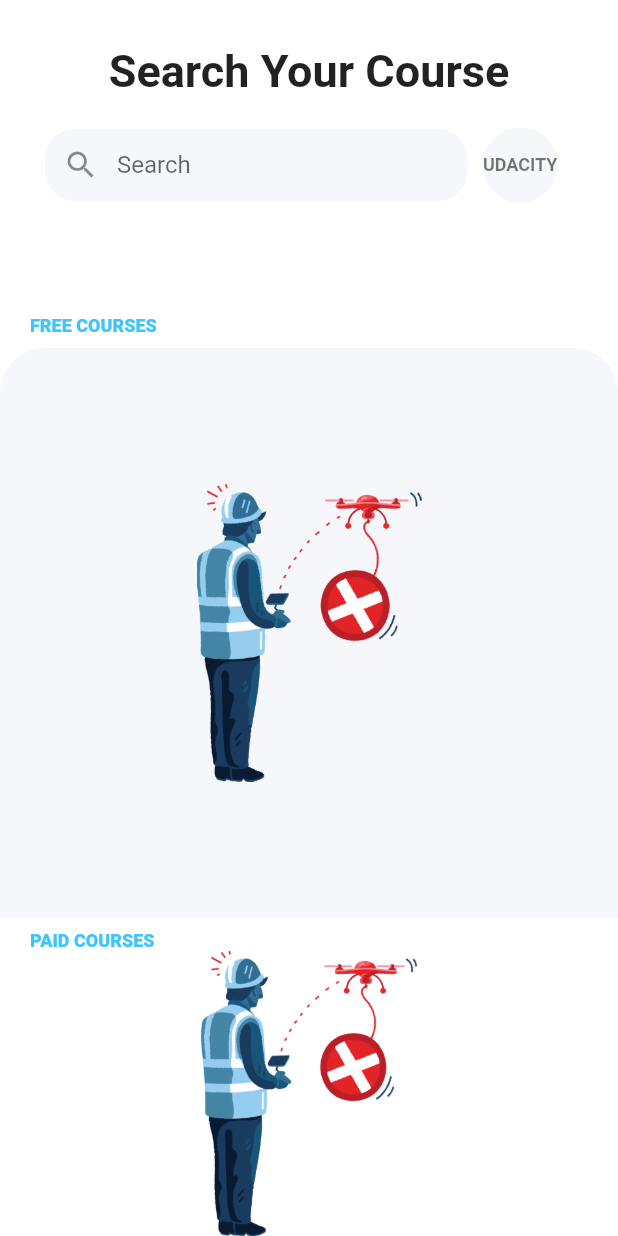
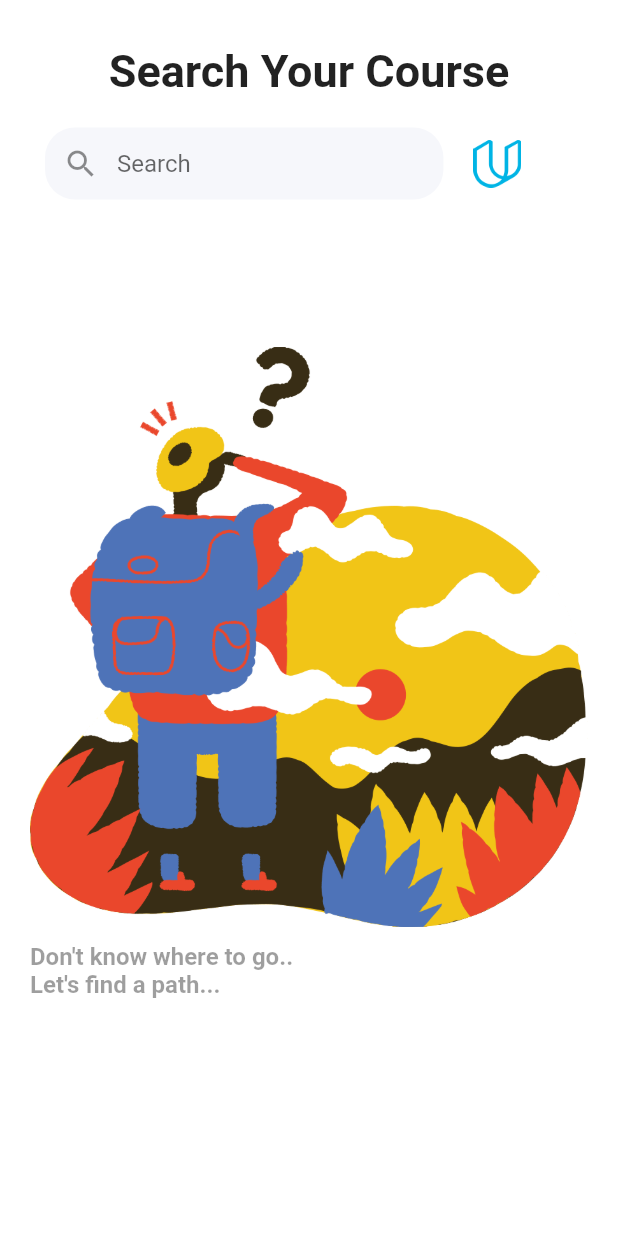
Before and after one commit to Adarsh0603/CourseCup, a Flutter app: the screen it shows after launch, on a phone screen of 412 x 824 dp. Run offline on Flutter 3.47's test engine with Material 2 defaults, Android fonts, the phone set to English and light mode, and no system bars; our stand-ins replace flutter_spinkit.

Commit message:
version 1 ready

```diff
--- a/lib/constants.dart
+++ b/lib/constants.dart
@@ -1,13 +1,24 @@
 
 import 'package:flutter/cupertino.dart';
 import 'package:flutter/material.dart';
+const String udacityUrl =
+    'https://swift-clarity-249611.firebaseio.com/.json';
+const String courseraUrl =
+    'https://courseradata-48824.firebaseio.com/.json';
 
 const Color fadedColor=Color(0xffF6F7FB);
 const Color fadedTextColor=Color(0xffC1C2C4);
-const Color paidCardColor=Color(0xffFFF1E8);
+const Color paidCardColor=Color(0xffEBFAFF);
 
+
+const kStarterTextStyle=TextStyle(
+  fontSize: 16.0,
+  fontWeight: FontWeight.bold,
+  color: Colors.black38,
+);
 const kFreeCoursesContainerBoxDecoration=BoxDecoration(
-  borderRadius: BorderRadius.only(topLeft: Radius.circular(30.0),topRight: Radius.circular(30.0)),
+
+  borderRadius: BorderRadius.only(topLeft: Radius.circular(50.0),topRight: Radius.circular(50.0),bottomRight: Radius.circular(30.0),bottomLeft: Radius.circular(30.0)),
 color: fadedColor,
 );
 const kPaidCoursesContainerBoxDecoration=BoxDecoration(
@@ -39,14 +50,14 @@ const kSearchBoxInputDecoration = InputDecoration(
 );
 
 const kCostToggleTextStyle=TextStyle(
-  fontSize: 12.0,
+  fontSize: 10.0,
 
-  color: Colors.black54,
+  color: Colors.lightBlueAccent,
   fontWeight: FontWeight.bold
 );
 const kMarginLeft=20.0;
 
-
+const kCardShadowColor=Color(0x60ffffff);
 
 
 
@@ -70,9 +81,9 @@ const kCardLevelStyle=TextStyle(
 
   fontSize: 12.0,
 );
-const kFreeCardWidth=280.0;
+const kFreeCardWidth=270.0;
 const kFreeCardContainerHeight=0.0;
-const kFreeCardOuterPadding= EdgeInsets.symmetric(vertical: 40,horizontal: 10);
+const kFreeCardOuterPadding= EdgeInsets.symmetric(vertical: 60,horizontal: 20);
 
 
 const kPaidCardWidth=200.0;
@@ -82,7 +93,7 @@ const kPaidCardOuterPadding= EdgeInsets.symmetric(vertical: 20,horizontal: 10);
 
 const kCourseTagStyle=TextStyle(
   fontWeight: FontWeight.w800,
-  fontSize: 12,
-  color: Colors.lightBlueAccent,
+  fontSize: 18,
+  color: Colors.black,
 
 );
--- a/lib/main.dart
+++ b/lib/main.dart
@@ -6,6 +6,7 @@ void main() => runApp(CourseListerApp());
 class CourseListerApp extends StatelessWidget {
   @override
   Widget build(BuildContext context) {
+
     return ChangeNotifierProvider<Data>(
       create: (BuildContext context){
         return Data();
--- a/lib/screens/courses_page.dart
+++ b/lib/screens/courses_page.dart
@@ -14,14 +14,16 @@ class CoursesPage extends StatelessWidget {
       resizeToAvoidBottomInset: false,
       backgroundColor: Colors.white,
       body: SafeArea(
-        child: Column(
+        child:
+            Consumer<Data>(builder: (BuildContext context, data, Widget child) {
+          return Column(
             crossAxisAlignment: CrossAxisAlignment.start,
             children: <Widget>[
               Expanded(
                 flex: 1,
                 child: Padding(
                   padding: const EdgeInsets.only(
-                   top: 30,left: kMarginLeft, right: 20),
+                      top: 30, left: kMarginLeft, right: 20),
                   child: Column(
                     children: <Widget>[
                       Consumer<Data>(builder: (context, data, child) {
@@ -37,18 +39,41 @@ class CoursesPage extends StatelessWidget {
                 ),
               ),
               SizedBox(height: 20.0),
-            Padding(
-              padding: const EdgeInsets.only(bottom:8.0,left:20.0),
-              child: Text('FREE COURSES',style: kCourseTagStyle),
+              Expanded(
+                flex: 3,
+                child: data.noUserInteraction
+                    ? Container(
+                  padding: EdgeInsets.symmetric(vertical: 10.0,horizontal: 20.0),
+//                        color: fadedColor,
+                        child: Column(
+                          crossAxisAlignment: CrossAxisAlignment.start,
+                          children: <Widget>[
+                            Image.asset(
+                              'images/starter.png',
                             ),
-            Expanded(flex: 2, child: FreeCourseListSection()),
-            Padding(
-              padding: const EdgeInsets.only(left:20.0,top: 8.0),
-              child: Text('PAID COURSES',style: kCourseTagStyle),
-            ),
-            Expanded(flex:1,child: PaidCourseListSection()),
+                            SizedBox(height: 10.0),
+                            Text(
+                                'Don\'t know where to go..\nLet\'s find a path...',style: kStarterTextStyle,),
                           ],
                         ),
+                      )
+                    : Container(
+                        child: Column(
+                          crossAxisAlignment: CrossAxisAlignment.start,
+                          children: <Widget>[
+                            Expanded(flex: 2, child: FreeCourseListSection()),
+//                            Padding(
+//                              padding: const EdgeInsets.only(left: 20.0, top: 8.0),
+//                              child: Text('PAID COURSES', style: kCourseTagStyle),
+//                            ),
+                            Expanded(flex: 1, child: PaidCourseListSection()),
+                          ],
+                        ),
+                      ),
+              ),
+            ],
+          );
+        }),
       ),
     );
   }
--- a/lib/screens/paid_course_list_section.dart
+++ b/lib/screens/paid_course_list_section.dart
@@ -9,7 +9,7 @@ class PaidCourseListSection extends StatelessWidget {
   Widget build(BuildContext context) {
     return Container(
         height: kPaidCardContainerHeight,
-        decoration: kPaidCoursesContainerBoxDecoration,
+
         child: Provider.of<Data>(context).isDone
             ? Container(
           child: Consumer<Data>(builder: (context, data, child) {
@@ -28,6 +28,6 @@ class PaidCourseListSection extends StatelessWidget {
           }),
         )
             : SizedBox.expand(
-            child: Center(child: Image(image: AssetImage('images/no_data.png'), width: 150))));
+            child: Center()));
   }
 }
--- a/lib/services/data.dart
+++ b/lib/services/data.dart
@@ -1,28 +1,50 @@
 import 'package:flutter/cupertino.dart';
-class Data with ChangeNotifier{
-  Data();
-String searchData='NEw';
+import 'package:courselister/constants.dart';
+class Data with ChangeNotifier {
 
+
+
+bool noUserInteraction=true;
+bool noData=false;
+  String searchString = '';
+  String source = 'udacity';
+  String selectedUrl=udacityUrl;
   Map searchedData;
-bool isDone = false;
+  bool isDone=false;
 
+
+  void updateBackgroundStatus(bool bgStatus){
+    noUserInteraction=bgStatus;
+    notifyListeners();
+  }
   void updateStatus(bool status){
     isDone=status;
     notifyListeners();
   }
-void getLists(Map courseList)
-{
-  isDone=true;
-  searchedData=courseList;
-  print(searchedData);
+
+  void changeSource(String selectedSource) {
+    if (selectedSource == "udacity") selectedUrl = udacityUrl;
+    if (selectedSource == "coursera") selectedUrl = courseraUrl;
+    source = selectedSource;
     notifyListeners();
   }
 
-void changeData(String value){
-  searchData=value;
-  isDone=false;
-  print(searchData);
+
+  void getLists(Map courseList) {
+    searchedData = courseList;
+    if(searchedData['free'].length==0){
+    noData=true;
+    }
+    else
+      noData=false;
+    isDone = true;
+
     notifyListeners();
+  }
 
+  void changeData(String value) {
+    searchString = value;
+    isDone = false;
+    notifyListeners();
   }
 }
--- a/lib/widgets/search_widget.dart
+++ b/lib/widgets/search_widget.dart
@@ -4,44 +4,65 @@ import 'package:flutter/material.dart';
 import 'package:courselister/constants.dart';
 import 'package:provider/provider.dart';
 import 'package:courselister/services/data.dart';
+
 class SearchWidget extends StatelessWidget {
-
-
   @override
   Widget build(BuildContext context) {
     return Padding(
       padding: const EdgeInsets.symmetric(horizontal: 10.0),
       child: Row(
+        mainAxisAlignment: MainAxisAlignment.spaceEvenly,
         children: <Widget>[
           Expanded(
             flex: 4,
-            child:Consumer<Data>(
-              builder: (context,data,child){
+            child: Consumer<Data>(
+              builder: (context, data, child) {
                 return TextField(
                     decoration: kSearchBoxInputDecoration,
-                     textInputAction: TextInputAction.search,
+                    textInputAction: TextInputAction.search,
                     onSubmitted: (value) async {
+                      data.updateBackgroundStatus(false);
                       data.changeData(value);
-                      data.getLists(await NetworkHelper().getData(data.searchData));
-//                      data.isDone=true;
+                      data.getLists(
+                          await NetworkHelper().getData(data.searchString,data.selectedUrl));
+
                       print(value);
-
-                    }
-                  );
+                    });
               },
-            ) ,
-
-          ),
-          Expanded(
-            child: CircleAvatar(
-              backgroundColor: fadedColor,
-              radius: 25.0,
-              child: Text(
-                "UDACITY",
-                style: kCostToggleTextStyle,
-              ),
             ),
           ),
+          SizedBox(width: 20.0),
+          Consumer<Data>(
+            builder: (BuildContext context, Data data, Widget child) {
+              return Expanded(
+                flex: 1,
+                child: DropdownButton<String>(
+                    underline: SizedBox(height: 0,),
+                  iconEnabledColor: Colors.white,
+                  value: data.source,
+                  items: [
+                    DropdownMenuItem(
+                      child:Image.asset('images/Udacity.png',width: 32,),
+                      value: 'udacity',
+
+                    ),
+
+
+                    DropdownMenuItem(
+                      child:Image.asset('images/Coursera.png',width: 32,),
+                      value: 'coursera',
+                    ),
+                  ],
+                  onChanged: (value) async {
+                    data.updateBackgroundStatus(false);
+                    data.updateStatus(false);
+                    data.changeSource(value);
+                    data.getLists(
+                        await NetworkHelper().getData(data.searchString,data.selectedUrl));
+                  },
+                ),
+              );
+            },),
 
         ],
       ),
```
Also changed, not shown: lib/screens/free_course_list_section.dart (+53 -14 lines), lib/services/network_helper.dart (+10 -5 lines), lib/widgets/free_course_card.dart (+34 -18 lines), lib/widgets/paid_course_card.dart (+7 -7 lines), images/Coursera.png, images/Udacity.png, images/edx.png (deleted), images/no_data.png (deleted), images/nodata2.png (added), images/starter.png (added), images/test.jpg (deleted), images/uploadinglist.png (added), images/waiting.png (deleted). Lines whose indentation alone changed are shown as unchanged.
